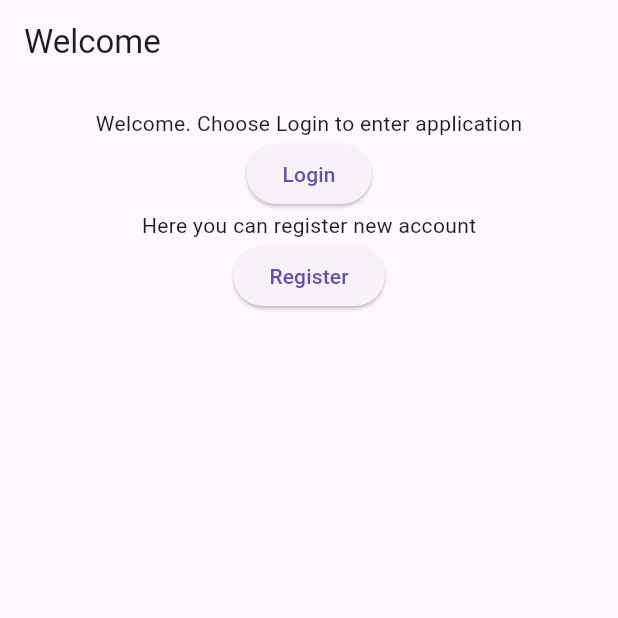
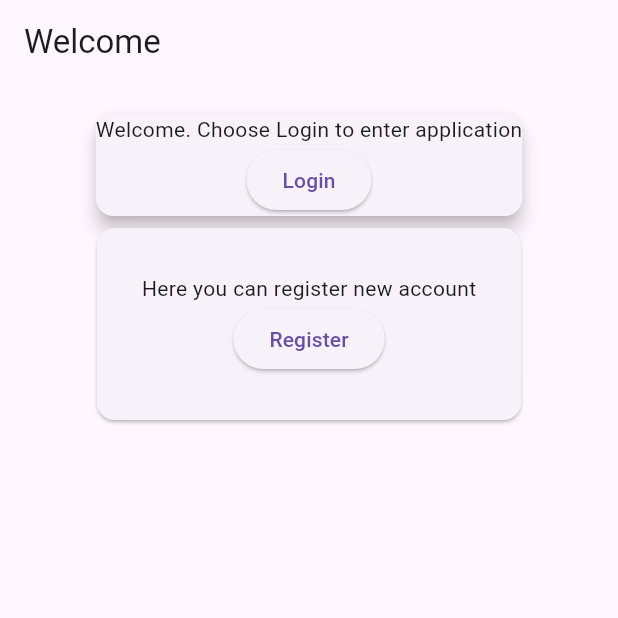
Before and after one commit to rafalzygadlo/flutter, a Flutter app: the screen it shows after launch, on a phone screen of 412 x 824 dp, the top half of it. Run offline on Flutter 3.47's test engine with Material 3 defaults, Android fonts, the phone set to English and light mode, and no system bars.

Commit message:
Welcom page yet has a 2 Card widgets

```diff
--- a/lib/presentation/pages/welcome.dart
+++ b/lib/presentation/pages/welcome.dart
@@ -15,10 +15,12 @@ class WelcomePageState extends State<WelcomePage> {
         padding: EdgeInsets.all(16.0),
         child: Center(
           child:
-        Form(
-          /*key: _formKey,*/
-          child:
           Column(
+            children: [
+              Card(
+                elevation: 5,
+
+                child: Column(
                   children: [
                   Text('Welcome. Choose Login to enter application'),
                   ElevatedButton(
@@ -27,6 +29,15 @@ class WelcomePageState extends State<WelcomePage> {
                         {} /* Navigator.push(context, MaterialPageRoute(builder: (context) => RegisterPage())) */,
                       child: Text('Login'),
               ),
+          ],)
+          ),
+
+          Card(
+            child:Padding(
+
+              padding: EdgeInsets.all(30),
+              child:
+            Column(children: [
             Text('Here you can register new account'),
               ElevatedButton(
                 onPressed: () {
@@ -36,10 +47,11 @@ class WelcomePageState extends State<WelcomePage> {
                   );
                 },
                 child: Text('Register'),
-              ),
-            ],
+              )
+            ]),
             ),
           ),
+      ]),
       ),
     ),
   );
```
Lines whose indentation alone changed are shown as unchanged.
